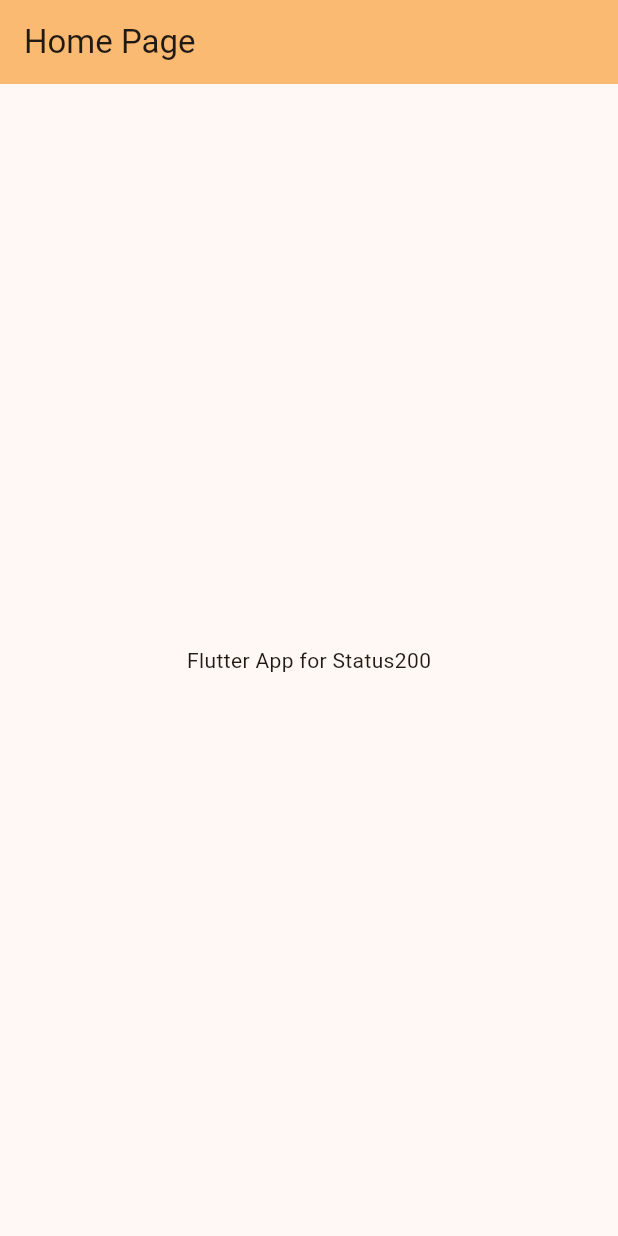
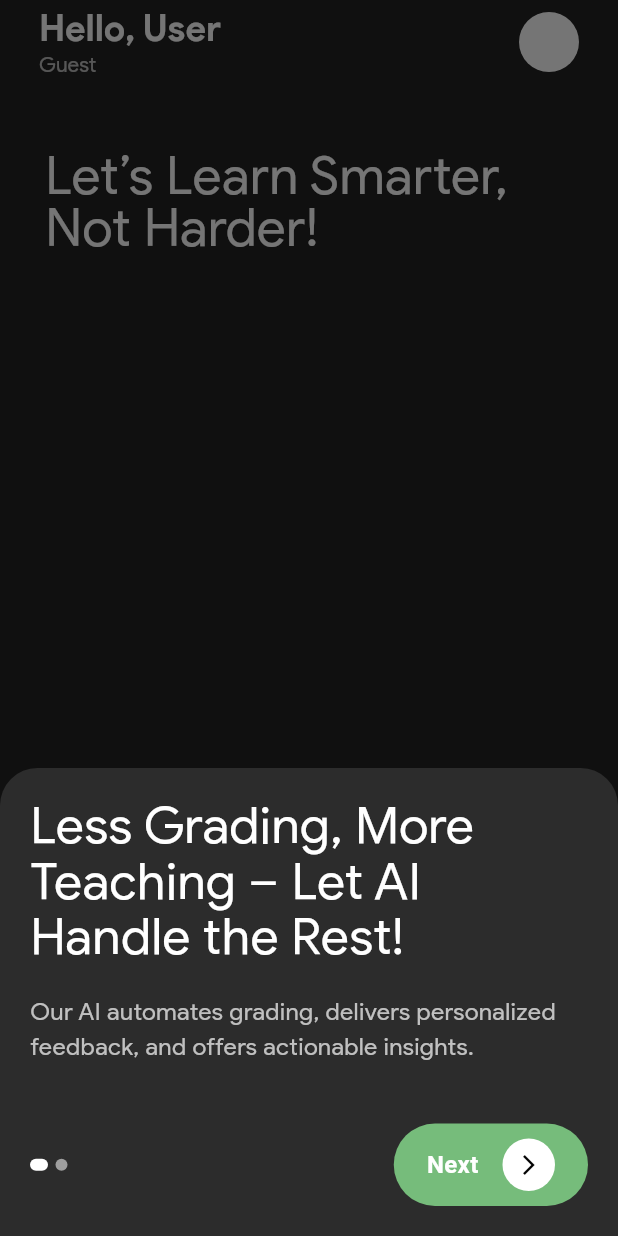
Before and after one commit to sambhandavale/GradeGenius, a Flutter app: the screen it shows after launch, on a phone screen of 412 x 824 dp. Run offline on Flutter 3.47's test engine with Material 3 defaults, Android fonts, the phone set to English and light mode, and no system bars; our stand-ins replace dio, flutter_secure_storage, jwt_decoder.

Commit message:
home page

```diff
--- /dev/null
+++ b/lib/components/landing/pop_up.dart
@@ -0,0 +1,177 @@
+import 'package:flutter/material.dart';
+
+class InfoPopup extends StatefulWidget {
+  const InfoPopup({super.key});
+
+  @override
+  State<InfoPopup> createState() => _InfoPopupState();
+}
+
+class _InfoPopupState extends State<InfoPopup> {
+  int _currentPage = 0;
+
+  void _nextPage() {
+    if (_currentPage < 1) {
+      setState(() {
+        _currentPage++;
+      });
+    } else {
+      Navigator.pop(context);
+    }
+  }
+
+  @override
+  Widget build(BuildContext context) {
+    return Container(
+      padding: const EdgeInsets.all(20),
+      decoration: BoxDecoration(
+        color: const Color.fromARGB(255, 44, 44, 44),
+        borderRadius: const BorderRadius.vertical(top: Radius.circular(25)),
+      ),
+      child: Column(
+        mainAxisSize: MainAxisSize.min,
+        crossAxisAlignment: CrossAxisAlignment.start,
+        children: [
+          if (_currentPage == 0) ...[
+            const Text(
+              "Less Grading, More Teaching – Let AI Handle the Rest!",
+              style: TextStyle(
+                color: Colors.white,
+                fontSize: 34,
+                fontFamily: 'GoogleSans',
+                height: 1.1,
+              ),
+            ),
+            const SizedBox(height: 20),
+            const Text(
+              "Our AI automates grading, delivers personalized feedback, and offers actionable insights.",
+              style: TextStyle(
+                color: Colors.white70,
+                fontSize: 16,
+                fontFamily: 'GoogleSans',
+              ),
+            ),
+          ] else ...[
+            const Text(
+              "Sign In or Sign Up",
+              style: TextStyle(
+                color: Colors.white,
+                fontSize: 28,
+                fontFamily: 'GoogleSans',
+              ),
+            ),
+            const SizedBox(height: 20),
+            _authOption("Sign In", Colors.black,context),
+            const SizedBox(height: 10),
+            _authOption("Sign Up", Colors.black,context),
+            const SizedBox(height: 10),
+            _authOption("Continue as Guest", const Color(0xFFFDEE57),context),
+          ],
+          const SizedBox(height: 40),
+
+          Row(
+            mainAxisAlignment: MainAxisAlignment.spaceBetween,
+            children: [
+              Row(
+                children: List.generate(2, (index) {
+                  return Container(
+                    margin: const EdgeInsets.only(right: 5),
+                    width: index == _currentPage ? 12 : 8,
+                    height: 8,
+                    decoration: BoxDecoration(
+                      color: index == _currentPage ? Colors.white : Colors.grey,
+                      borderRadius: BorderRadius.circular(5),
+                    ),
+                  );
+                }),
+              ),
+              if(_currentPage == 0)
+              GestureDetector(
+                onTap: _nextPage,
+                child: Container(
+                  padding: const EdgeInsets.symmetric(horizontal: 22, vertical: 10),
+                  decoration: BoxDecoration(
+                    color:  const Color(0xFF76BC7B) ,
+                    borderRadius: BorderRadius.circular(30),
+                  ),
+                  child: Row(
+                    children: [
+                      Text(
+                        _currentPage == 0 ? "Next" : "Done",
+                        style: const TextStyle(
+                          color: Colors.white,
+                          fontSize: 16,
+                          fontWeight: FontWeight.bold,
+                        ),
+                      ),
+                      const SizedBox(width: 16),
+                      Container(
+                        width: 35,
+                        height: 35,
+                        decoration: const BoxDecoration(
+                          color: Colors.white,
+                          shape: BoxShape.circle,
+                        ),
+                        child: const Icon(
+                          Icons.arrow_forward_ios,
+                          color: Colors.black,
+                          size: 16,
+                        ),
+                      ),
+                    ],
+                  ),
+                ),
+              ),
+            ],
+          ),
+        ],
+      ),
+    );
+  }
+
+Widget _authOption(String text, Color color, BuildContext context) {
+  return GestureDetector(
+    onTap: () {
+      if (text == "Continue as Guest") {
+        Navigator.pop(context);
+      } else {
+        // for signin and signup
+      }
+    },
+    child: Container(
+      padding: const EdgeInsets.symmetric(horizontal: 20, vertical: 12),
+      decoration: BoxDecoration(
+        color: color,
+        borderRadius: BorderRadius.circular(30),
+      ),
+      child: Row(
+        mainAxisAlignment: MainAxisAlignment.spaceBetween,
+        children: [
+          Text(
+            text,
+            style: TextStyle(
+              color: color == const Color(0xFFFDEE57) ? Colors.black : Colors.white,
+              fontSize: 18,
+              fontFamily: 'GoogleSans',
+            ),
+          ),
+          Container(
+            width: 30,
+            height: 30,
+            decoration: const BoxDecoration(
+              color: Colors.white,
+              shape: BoxShape.circle,
+            ),
+            child: const Icon(
+              Icons.play_arrow,
+              color: Colors.black,
+              size: 20,
+            ),
+          ),
+        ],
+      ),
+    ),
+  );
+}
+
+}
--- a/lib/main.dart
+++ b/lib/main.dart
@@ -1,4 +1,6 @@
 import 'package:flutter/material.dart';
+import 'package:gradegenius/splash.dart';
+// import 'package:gradegenius/utils/constants.dart';
 
 void main() {
   runApp(const MyApp());
@@ -9,34 +11,9 @@ class MyApp extends StatelessWidget {
   @override
   Widget build(BuildContext context) {
     return MaterialApp(
-      title: 'Status200',
-      theme: ThemeData(
-        colorScheme: ColorScheme.fromSeed(seedColor: Colors.orangeAccent),
-      ),
-      home: const MyHomePage(title: 'Home Page'),
+      title: 'GradeGenius',
+      debugShowCheckedModeBanner: false,
+      home:SplashScreen()
     );
   }
 }
-
-class MyHomePage extends StatefulWidget {
-  const MyHomePage({super.key, required this.title});
-  final String title;
-
-  @override
-  State<MyHomePage> createState() => _MyHomePageState();
-}
-
-class _MyHomePageState extends State<MyHomePage> {
-  @override
-  Widget build(BuildContext context) {
-    return Scaffold(
-      appBar: AppBar(
-        backgroundColor: Theme.of(context).colorScheme.inversePrimary,
-        title: Text(widget.title),
-      ),
-      body: Center(
-        child: Text('Flutter App for Status200')
-      ),
-    );
-  }
-}
--- a/lib/utils/constants.dart
+++ b/lib/utils/constants.dart
@@ -5,4 +5,6 @@ import 'package:flutter_secure_storage/flutter_secure_storage.dart';
 class Constants {
   static const String appName = 'Grade Genius';
   static const FlutterSecureStorage secureStorage = FlutterSecureStorage();
+
+  static const String loader = 'assets/images/loading.gif';
 }
--- /dev/null
+++ b/lib/views/main/landing_page.dart
@@ -0,0 +1,90 @@
+import 'package:flutter/material.dart';
+import 'package:gradegenius/components/landing/pop_up.dart';
+
+class LandingPage extends StatefulWidget {
+  @override
+  _LandingPageState createState() => _LandingPageState();
+}
+
+class _LandingPageState extends State<LandingPage> {
+  @override
+  void initState() {
+    super.initState();
+    WidgetsBinding.instance.addPostFrameCallback((_) {
+      showInfoPopup(context);
+    });
+  }
+
+  @override
+  Widget build(BuildContext context) {
+    return Scaffold(
+      extendBodyBehindAppBar: true,
+      backgroundColor: const Color.fromARGB(255, 34, 34, 34),
+      appBar: AppBar(
+        backgroundColor: Colors.transparent,
+        elevation: 0,
+        title: Padding(
+          padding: EdgeInsets.symmetric(vertical: 0, horizontal: 10),
+          child: Row(
+            children: [
+              Column(
+                crossAxisAlignment: CrossAxisAlignment.start,
+                children: [
+                  Text(
+                    "Hello, User",
+                    style: TextStyle(
+                      color: Colors.white,
+                      fontSize: 24,
+                      fontWeight: FontWeight.bold,
+                      fontFamily: 'GoogleSans'
+                    ),
+                  ),
+                  Text(
+                    "Guest",
+                    style: TextStyle(
+                      color: Colors.white70,
+                      fontSize: 14,
+                      fontFamily: 'GoogleSans'
+                    ),
+                  ),
+                ],
+              ),
+              Spacer(),
+              CircleAvatar(
+                radius: 20,
+                backgroundColor: Colors.white, // White circle for profile
+              ),
+            ],
+          ),
+        ),
+      ),
+      body: Padding(
+        padding: EdgeInsets.only(top: 100, left: 30, right: 30),
+        child: Column(
+          crossAxisAlignment: CrossAxisAlignment.start,
+          children: [
+            Text(
+              "Let’s Learn Smarter, Not Harder!",
+              style: TextStyle(
+                color: Colors.white,
+                fontSize: 35,
+                // fontWeight: FontWeight.bold,
+                fontFamily: 'GoogleSans',
+                height: 1,
+              ),
+            ),
+          ],
+        ),
+      ),
+    );
+  }
+}
+
+void showInfoPopup(BuildContext context) {
+  showModalBottomSheet(
+    context: context,
+    backgroundColor: Colors.transparent,
+    isScrollControlled: true,
+    builder: (context) => InfoPopup(),
+  );
+}
```
Also changed, not shown: lib/splash.dart (added, +29 -0 lines), lib/utils/orientation.dart (added, +8 -0 lines), lib/views/static/loading.dart (added, +28 -0 lines), pubspec.yaml (+27 -1 lines), assets/fonts/GoogleSans/GoogleSansDisplay-Bold.ttf (added), assets/fonts/GoogleSans/GoogleSansDisplay-Regular.ttf (added), assets/fonts/Inter/Inter-Black.ttf (added), assets/fonts/Inter/Inter-Bold.ttf (added), assets/fonts/Inter/Inter-ExtraBold.ttf (added), assets/fonts/Inter/Inter-ExtraLight.ttf (added), assets/fonts/Inter/Inter-Light.ttf (added), assets/fonts/Inter/Inter-Medium.ttf (added), assets/fonts/Inter/Inter-Regular.ttf (added), assets/fonts/Inter/Inter-SemiBold.ttf (added), 2 more files.
